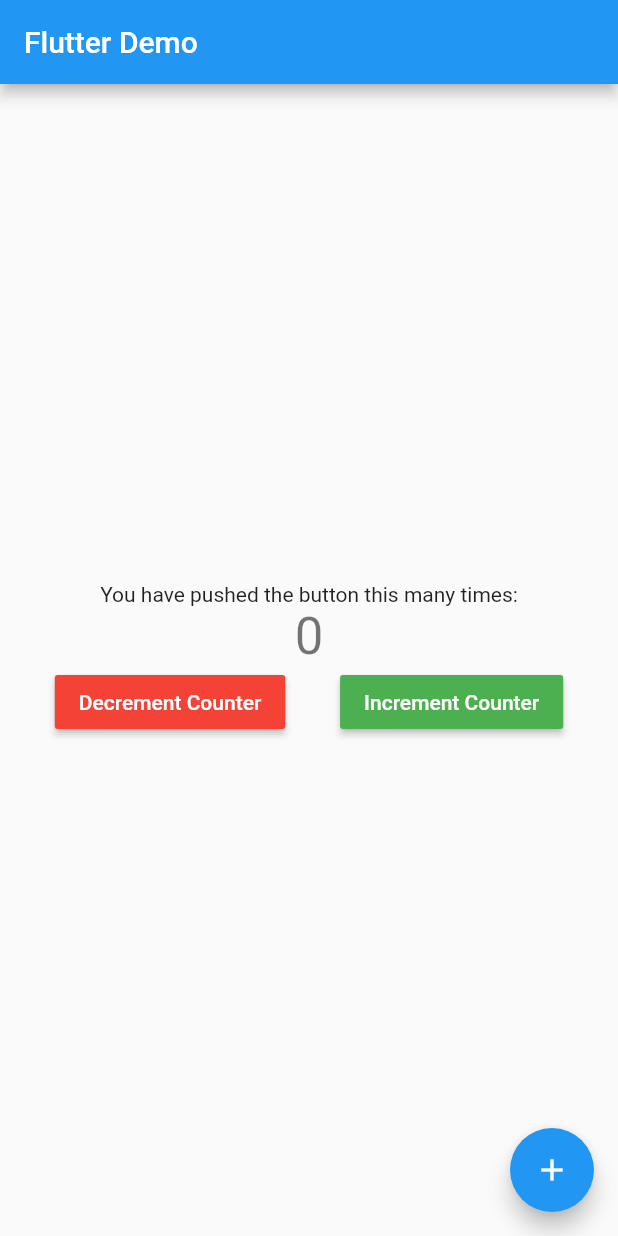
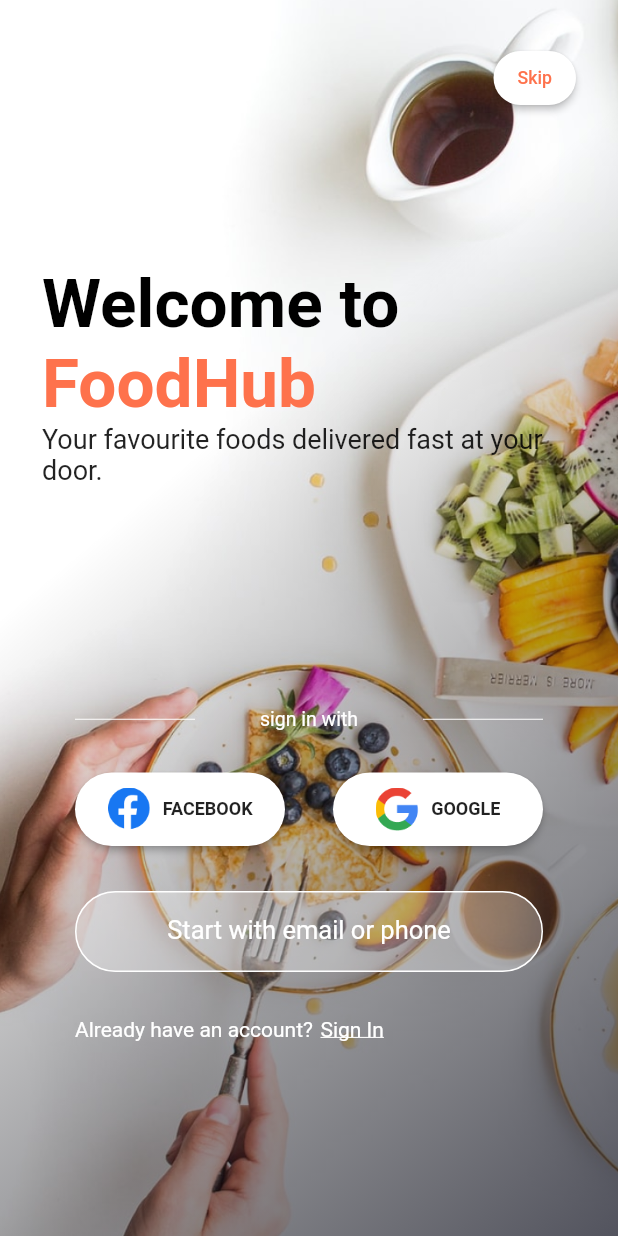
Before and after one commit to thanhnhan2tn/flutter-chat-demo, a Flutter app: the screen it shows after launch, on a phone screen of 412 x 824 dp. Run offline on Flutter 3.47's test engine with Material 2 defaults, Android fonts, the phone set to English and light mode, and no system bars; our stand-ins replace bloc, flutter_bloc; Roboto replaces fonts that are missing (Sofia Pro); project files that could hold a hidden picture were left out.

Commit message:
Added welcom

```diff
--- a/lib/config/palette.dart
+++ b/lib/config/palette.dart
@@ -1,11 +1,11 @@
 import 'package:flutter/material.dart';
 
 class Palette {
-  static Color primaryColor = Colors.white;
-  static Color accentColor =  Color(0xff4fc3f7);
+  static Color primaryColor = Color(0xFFFE724C);
+  static Color accentColor =  Color(0xFFFE724C);
   static Color secondaryColor = Colors.black;
   static Color primaryTextColor = Colors.black;
-  static Color secondaryTextColor = Colors.black87;
+  static Color secondaryTextColor = Colors.white;
   static Color primaryBackgroundColor = Colors.white;
   static Color selfMessageBackgroundColor = Color(0xff4fc3f7);
   static Color otherMessageBackgroundColor = Colors.white;
--- a/lib/config/styles.dart
+++ b/lib/config/styles.dart
@@ -5,11 +5,15 @@ import 'palette.dart';
 class Styles {
   static TextStyle textHeading = TextStyle(
     color: Palette.primaryTextColor,
-    fontSize: 20,
-  ); // Text style for the name
+    fontSize: 45,
+    fontWeight: FontWeight.bold,
+  );
   static TextStyle subHeading = TextStyle(
     color: Palette.primaryTextColor,
-    fontSize: 14,
+    fontSize: 36,
+  );
+  static TextStyle bodyText = TextStyle(
+    color: Palette.primaryTextColor,
   );
   static TextStyle text = TextStyle(
     color: Palette.secondaryTextColor,
--- a/lib/main.dart
+++ b/lib/main.dart
@@ -1,13 +1,11 @@
 import 'package:flutter/material.dart';
-import 'package:flutter_bloc/flutter_bloc.dart';
+import 'package:flutter_app/modules/login_register/login.dart';
 
 // import './modules/counter/blocs/counter_bloc.dart';
-import './modules/counter/counter_screen.dart';
-import 'modules/counter/blocs/counter_class_bloc.dart';
-
+import 'modules/main/main_screen.dart';
 
 void main() {
-  // AppSettings settings = AppSettings();
+  // AppSetting settings = AppSettings();
   // SystemChrome.setPreferredOrientations([DeviceOrientation.portraitUp, DeviceOrientation.portraitDown])
   //   .then((_) => runApp(MyApp(settings: settings)));
   runApp(MyApp());
@@ -17,15 +15,15 @@ class MyApp extends StatelessWidget {
   @override
   Widget build(BuildContext context) {
     return MaterialApp(
-      title: 'Flutter Demo',
+      title: 'App',
       theme: ThemeData(
-        primarySwatch: Colors.blue,
+        fontFamily: "Sofia Pro",
         visualDensity: VisualDensity.adaptivePlatformDensity,
       ),
-      home: BlocProvider<CounterBloc>(
-        create: (BuildContext context) => CounterBloc(0),
-        child: CounterScreen(title: 'Flutter Demo'),
-      ),
+      routes: {
+        '/main': (context) => MainScreen(title: "Home"),
+        '/': (context) => LoginScreen()
+      }
     );
   }
 }
--- /dev/null
+++ b/lib/modules/login_register/login.dart
@@ -0,0 +1,257 @@
+import 'dart:ui';
+
+import 'package:flutter/material.dart';
+import 'package:flutter_app/config/palette.dart';
+
+class LoginScreen extends StatelessWidget {
+  LoginScreen({
+    Key key,
+    this.title = 'Home',
+  }) : super(key: key);
+
+  final String title;
+
+  @override
+  Widget build(BuildContext ctx) {
+    return SafeArea(
+      child: new Scaffold(
+        body: Stack(
+          children: [
+            ShaderMask(
+              shaderCallback: (rect) {
+                return LinearGradient(
+                  // begin: Alignment(-0.1, -0.15),
+                  end: Alignment(1.5, 1.5),
+                  stops: [0, 1],
+                  colors: [
+                    Colors.transparent,
+                    const Color(0xff191B2f),
+                  ],
+                  tileMode: TileMode.clamp,
+                ).createShader(rect);
+              },
+              blendMode: BlendMode.srcOver,
+              child: Container(
+                width: double.infinity,
+                decoration: new BoxDecoration(
+                  image: DecorationImage(
+                    image: AssetImage('assets/brooke-lark-1.png'),
+                    fit: BoxFit.cover,
+                  ),
+                ),
+              ),
+            ),
+            SingleChildScrollView(
+              child: Padding(
+                padding: const EdgeInsets.all(28.0),
+                child: Column(
+                  crossAxisAlignment: CrossAxisAlignment.start,
+                  // mainAxisAlignment: MainAxisAlignment.spaceEvenly,
+                  mainAxisSize: MainAxisSize.max,
+                  mainAxisAlignment: MainAxisAlignment.end,
+                  children: [
+                    Row(
+                      mainAxisAlignment: MainAxisAlignment.end,
+                      children: [
+                        Container(
+                          width: 55,
+                          child: RaisedButton(
+                            onPressed: () => null,
+                            color: Colors.white,
+                            shape: RoundedRectangleBorder(
+                              borderRadius: BorderRadius.circular(30),
+                            ),
+                            child: FittedBox(
+                              child: Text(
+                                "Skip",
+                                style: TextStyle(
+                                  color: Palette.primaryColor,
+                                ),
+                              ),
+                            ),
+                          ),
+                        ),
+                      ],
+                    ),
+                    SizedBox(
+                      height: 100.0,
+                    ),
+                    Container(
+                      child: Column(
+                        crossAxisAlignment: CrossAxisAlignment.start,
+                        children: [
+                          Text(
+                            "Welcome to",
+                            style: TextStyle(
+                              color: Palette.secondaryColor,
+                              fontSize: 45,
+                              fontWeight: FontWeight.bold,
+                            ),
+                          ),
+                          Text(
+                            "FoodHub",
+                            style: TextStyle(
+                              color: Palette.accentColor,
+                              fontSize: 45,
+                              fontWeight: FontWeight.bold,
+                            ),
+                          ),
+                        ],
+                      ),
+                    ),
+                    Text(
+                      "Your favourite foods delivered fast at your door.",
+                      style: TextStyle(
+                        fontSize: 18,
+                      ),
+                    ),
+                    SizedBox(
+                      height: 120,
+                    ),
+                    Padding(
+                      padding: const EdgeInsets.symmetric(horizontal: 22),
+                      child: Column(
+                        children: [
+                          Container(
+                            padding: EdgeInsets.symmetric(vertical: 28),
+                            child: Row(
+                              mainAxisAlignment: MainAxisAlignment.spaceBetween,
+                              children: [
+                                Container(
+                                  width: 80,
+                                  child: Divider(
+                                    height: 3.0,
+                                    color: Colors.white,
+                                  ),
+                                ),
+                                Text(
+                                  "sign in with",
+                                  style: TextStyle(
+                                    color: Colors.white,
+                                    fontSize: 13,
+                                  ),
+                                ),
+                                Container(
+                                  width: 80,
+                                  child: Divider(
+                                    height: 3.0,
+                                    color: Colors.white,
+                                  ),
+                                ),
+                              ],
+                            ),
+                          ),
+                          Row(
+                            mainAxisAlignment: MainAxisAlignment.spaceBetween,
+                            children: [
+                              Container(
+                                width: 140,
+                                child: RaisedButton.icon(
+                                  color: Colors.white,
+                                  padding: EdgeInsets.all(10),
+                                  onPressed: () => null,
+                                  icon: Image.asset(
+                                    "assets/facebook-icon.png",
+                                    width: 29,
+                                    height: 29,
+                                  ),
+                                  label: Text(
+                                    "Facebook".toUpperCase(),
+                                    style: TextStyle(
+                                      fontSize: 12,
+                                      fontWeight: FontWeight.w600,
+                                    ),
+                                    textAlign: TextAlign.center,
+                                  ),
+                                  shape: RoundedRectangleBorder(
+                                    borderRadius: BorderRadius.circular(30),
+                                  ),
+                                ),
+                              ),
+                              Container(
+                                width: 140,
+                                child: RaisedButton.icon(
+                                  color: Colors.white,
+                                  padding: EdgeInsets.all(10),
+                                  onPressed: () => null,
+                                  icon: Image.asset(
+                                    "assets/google-icon.png",
+                                    width: 29,
+                                    height: 29,
+                                  ),
+                                  label: Text(
+                                    "Google".toUpperCase(),
+                                    style: TextStyle(
+                                      fontSize: 12,
+                                      fontWeight: FontWeight.w600,
+                                    ),
+                                    textAlign: TextAlign.center,
+                                  ),
+                                  shape: RoundedRectangleBorder(
+                                    borderRadius: BorderRadius.circular(30),
+                                  ),
+                                ),
+                              ),
+                            ],
+                          ),
+                          Container(
+                            margin: EdgeInsets.symmetric(vertical: 30),
+                            height: 54.0,
+                            child: TextField(
+                              textAlign: TextAlign.center,
+                              decoration: InputDecoration(
+                                focusedBorder: OutlineInputBorder(
+                                  borderSide: const BorderSide(
+                                      color: Colors.white, width: 1),
+                                  borderRadius: BorderRadius.circular(80.0),
+                                ),
+                                enabledBorder: OutlineInputBorder(
+                                  borderSide: const BorderSide(
+                                      color: Colors.white, width: 1),
+                                  borderRadius: BorderRadius.circular(80.0),
+                                ),
+                                hintText: 'Start with email or phone',
+                                hintStyle: TextStyle(
+                                  color: Colors.white,
+                                  fontSize: 17,
+                                ),
+                                fillColor: Colors.white.withOpacity(.3),
+                                filled: true,
+                              ),
+                              style: TextStyle(
+                                fontSize: 17.0,
+                                height: 2.0,
+                                color: Colors.white,
+                              ),
+                            ),
+                          ),
+                          Row(
+                            children: [
+                              Text("Already have an account?",
+                                  style: TextStyle(color: Colors.white)),
+                              SizedBox(width: 5),
+                              new InkWell(
+                                child: Text(
+                                  "Sign In",
+                                  style: TextStyle(
+                                    decoration: TextDecoration.underline,
+                                    color: Colors.white,
+                                  ),
+                                ),
+                                onTap: null,
+                              ),
+                            ],
+                          ),
+                        ],
+                      ),
+                    )
+                  ],
+                ),
+              ),
+            ),
+          ],
+        ),
+      ),
+    );
+  }
+}
--- a/lib/modules/main/main_screen.dart
+++ b/lib/modules/main/main_screen.dart
@@ -10,6 +10,12 @@ class MainScreen extends StatelessWidget {
 
   @override
   Widget build(BuildContext ctx) {
-    return Container();
+    return SafeArea(
+      child: Scaffold(
+        body: Container(
+          child: Text("This is home"),
+        ),
+      ),
+    );
   }
 }
--- a/pubspec.yaml
+++ b/pubspec.yaml
@@ -65,7 +65,10 @@ flutter:
   # "family" key with the font family name, and a "fonts" key with a
   # list giving the asset and other descriptors for the font. For
   # example:
-  # fonts:
+  fonts:
+    - family: "Sofia Pro"
+      fonts:
+        - asset: assets/fonts/sofiapro-light.otf
   #   - family: Schyler
   #     fonts:
   #       - asset: fonts/Schyler-Regular.ttf
```
Also changed, not shown: assets/brooke-lark-1.png (added), assets/facebook-icon.png (added), assets/fonts/sofiapro-light.otf (added), assets/google-icon.png (added), 3 other files.
